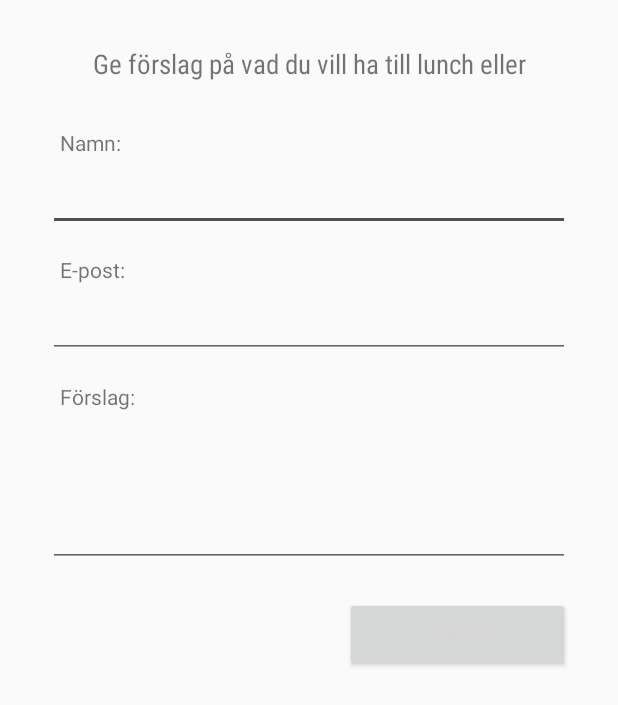
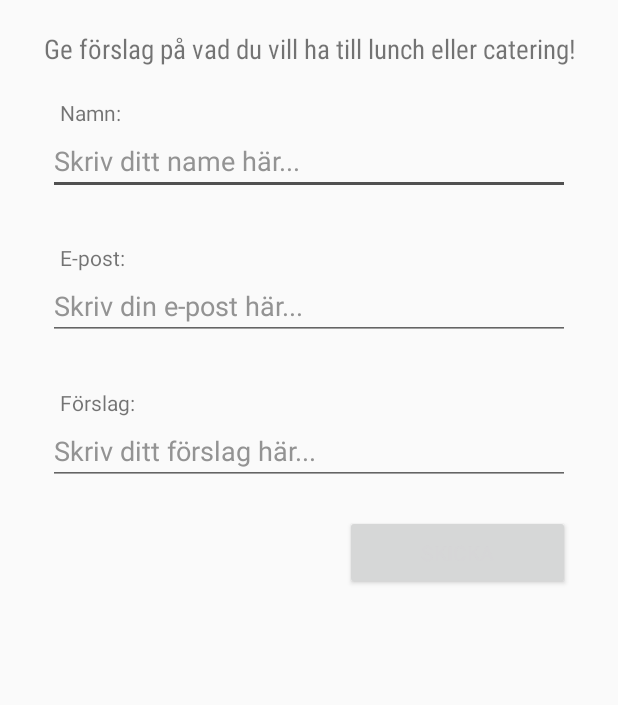
Before and after one commit to 92jonas/Matsedeln-Android, an Android app: the fragment ContactTabFragment shown on its own in the app's theme, after a tap on "SKICKA", on a phone screen of 412 x 824 dp. Shown: the top 705 px of the screen. Run offline under Robolectric (Android 15) with nearby library versions, the phone set to English and light mode, and no system bars; our stand-ins replace ButterKnife.

Commit message:
Email and edittext fixed. Also keyboard appearance

```diff
--- a/app/src/main/AndroidManifest.xml
+++ b/app/src/main/AndroidManifest.xml
@@ -17,7 +17,8 @@
         android:theme="@style/AppTheme">
         <activity
             android:name=".activities.MainActivity"
-            android:label="@string/app_name">
+            android:label="@string/app_name"
+            android:windowSoftInputMode="adjustPan">
             <intent-filter>
                 <action android:name="android.intent.action.MAIN" />
 
--- a/app/src/main/java/jonas/jacobsson/midgardensvardshus/matsedeln/fragments/ContactTabFragment.java
+++ b/app/src/main/java/jonas/jacobsson/midgardensvardshus/matsedeln/fragments/ContactTabFragment.java
@@ -1,17 +1,17 @@
 package jonas.jacobsson.midgardensvardshus.matsedeln.fragments;
 
+import android.content.Intent;
 import android.os.Bundle;
 import android.support.v4.app.Fragment;
 import android.view.LayoutInflater;
 import android.view.View;
 import android.view.ViewGroup;
 import android.widget.EditText;
-import android.widget.TextView;
+import android.widget.Toast;
 
 import butterknife.BindView;
 import butterknife.ButterKnife;
 import butterknife.OnClick;
-import butterknife.OnLongClick;
 import jonas.jacobsson.midgardensvardshus.matsedeln.R;
 
 /**
@@ -20,20 +20,13 @@
 
 public class ContactTabFragment extends Fragment {
 
-    @BindView(R.id.textView5)
-    TextView textView5;
-    @BindView(R.id.textView2)
-    TextView textView2;
-    @BindView(R.id.editText)
-    EditText editText;
-    @BindView(R.id.textView3)
-    TextView textView3;
-    @BindView(R.id.editText2)
-    EditText editText2;
-    @BindView(R.id.textView4)
-    TextView textView4;
-    @BindView(R.id.editText3)
-    EditText editText3;
+
+    @BindView(R.id.et_name)
+    EditText etName;
+    @BindView(R.id.et_email)
+    EditText etEmail;
+    @BindView(R.id.et_forslag)
+    EditText etText;
 
     @Override
     public View onCreateView(LayoutInflater inflater, ViewGroup container,
@@ -52,14 +45,18 @@
         super.onDestroyView();
     }
 
-    @OnClick(R.id.button2)
-    void onButton2Click() {
-        //TODO implement
+    @OnClick(R.id.btn_send)
+    void onSendClick() {
+        Intent i = new Intent(Intent.ACTION_SEND);
+        i.setType("message/rfc822");
+        i.putExtra(Intent.EXTRA_EMAIL, new String[]{"jacobsson_jonas@hotmail.com"});
+        i.putExtra(Intent.EXTRA_SUBJECT, "APP: Matförslag");
+        i.putExtra(Intent.EXTRA_TEXT, etText.getText().toString());
+        try {
+            startActivity(Intent.createChooser(i, "Send mail..."));
+        } catch (android.content.ActivityNotFoundException ex) {
+            Toast.makeText(getContext(), "There are no email clients installed.", Toast.LENGTH_SHORT).show();
+        }
     }
 
-    @OnLongClick(R.id.button2)
-    boolean onButton2LongClick() {
-        //TODO implement
-        return true;
-    }
 }
--- a/app/src/main/res/jonas/jacobsson/midgardensvardshus/matsedeln/ActivityContactFragment.java
+++ /dev/null
@@ -1,48 +0,0 @@
-package jonas.jacobsson.midgardensvardshus.matsedeln;
-
-import android.support.v4.app.Fragment;
-import android.view.View;
-import android.view.LayoutInflater;
-import android.view.ViewGroup;
-import android.os.Bundle;
-import android.widget.TextView;
-import android.widget.EditText;
-import android.widget.Button;
-
-public class ActivityContactFragment extends Fragment  {
-
-    @Bind(R.id.textView5) TextView textView5;
-    @Bind(R.id.textView2) TextView textView2;
-    @Bind(R.id.editText) EditText editText;
-    @Bind(R.id.textView3) TextView textView3;
-    @Bind(R.id.editText2) EditText editText2;
-    @Bind(R.id.textView4) TextView textView4;
-    @Bind(R.id.editText3) EditText editText3;
-
-    @Override
-    public View onCreateView(LayoutInflater inflater, ViewGroup container,
-                             Bundle savedInstanceState) {
-        return inflater.inflate(R.layout.activity_contact, null);
-    }
-
-    @Override
-    public void onViewCreated(View view, Bundle savedInstanceState) {
-        super.onViewCreated(view, savedInstanceState);
-        ButterKnife.bind(this, view);
-    }
-
-    @Override
-    public void onDestroyView() {
-        super.onDestroyView();
-        ButterKnife.unbind(this);
-    }
-
-    @OnClick(R.id.button2) void onButton2Click() {
-        //TODO implement
-    }
-
-    @OnLongClick(R.id.button2) boolean onButton2LongClick() {
-        //TODO implement
-        return true;
-    }
-}
--- a/app/src/main/res/layout/activity_contact.xml
+++ b/app/src/main/res/layout/activity_contact.xml
@@ -23,7 +23,7 @@
                 android:layout_height="25dp"
                 android:layout_alignParentTop="true"
                 android:layout_centerHorizontal="true"
-                android:layout_margin="30dp"
+                android:layout_margin="20dp"
                 android:fontFamily="sans-serif-condensed"
                 android:text="Ge förslag på vad du vill ha till lunch eller catering!"
                 android:textAlignment="center"
@@ -39,44 +39,46 @@
                 android:text="Namn:" />
 
             <EditText
-                android:id="@+id/editText"
+                android:id="@+id/et_name"
                 android:layout_width="match_parent"
                 android:layout_height="wrap_content"
                 android:layout_alignParentStart="true"
                 android:layout_below="@+id/textView2"
-                android:layout_marginBottom="16dp"
+                android:layout_marginBottom="32dp"
                 android:layout_marginEnd="32dp"
                 android:layout_marginLeft="32dp"
                 android:layout_marginRight="32dp"
                 android:layout_marginStart="32dp"
-                android:layout_marginTop="4dp"
                 android:ems="10"
                 android:inputType="textPersonName|textCapWords"
-                android:windowSoftInputMode="stateAlwaysHidden" />
+                android:windowSoftInputMode="stateAlwaysHidden"
+                android:hint="Skriv ditt name här..."
+                android:textColorHint="@color/otherDayText" />
 
             <TextView
                 android:id="@+id/textView3"
                 android:layout_width="wrap_content"
                 android:layout_height="wrap_content"
                 android:layout_alignStart="@+id/textView2"
-                android:layout_below="@+id/editText"
+                android:layout_below="@+id/et_name"
                 android:text="E-post:" />
 
             <EditText
-                android:id="@+id/editText2"
+                android:id="@+id/et_email"
                 android:layout_width="match_parent"
                 android:layout_height="wrap_content"
                 android:layout_alignParentStart="true"
                 android:layout_below="@+id/textView3"
-                android:layout_marginBottom="16dp"
+                android:layout_marginBottom="32dp"
                 android:layout_marginEnd="32dp"
                 android:layout_marginLeft="32dp"
                 android:layout_marginRight="32dp"
                 android:layout_marginStart="32dp"
-                android:layout_marginTop="4dp"
                 android:ems="10"
                 android:inputType="textEmailAddress"
-                android:windowSoftInputMode="stateAlwaysHidden" />
+                android:windowSoftInputMode="stateAlwaysHidden"
+                android:hint="Skriv din e-post här..."
+                android:textColorHint="@color/otherDayText" />
 
             <TextView
                 android:id="@+id/textView4"
@@ -84,29 +86,30 @@
                 android:layout_height="wrap_content"
                 android:layout_alignLeft="@+id/textView3"
                 android:layout_alignStart="@+id/textView3"
-                android:layout_below="@+id/editText2"
+                android:layout_below="@+id/et_email"
                 android:text="Förslag:" />
 
             <EditText
-                android:id="@+id/editText3"
+                android:id="@+id/et_forslag"
                 android:layout_width="match_parent"
-                android:layout_height="100dp"
+                android:layout_height="wrap_content"
                 android:layout_below="@+id/textView4"
                 android:layout_marginEnd="32dp"
                 android:layout_marginLeft="32dp"
                 android:layout_marginRight="32dp"
                 android:layout_marginStart="32dp"
-                android:layout_marginTop="4dp"
                 android:ems="10"
-                android:inputType="textAutoComplete|textCapSentences"
-                android:windowSoftInputMode="stateAlwaysHidden" />
+                android:inputType="textAutoComplete|textCapSentences|textMultiLine"
+                android:windowSoftInputMode="stateAlwaysHidden"
+                android:hint="Skriv ditt förslag här..."
+                android:textColorHint="@color/otherDayText" />
 
             <Button
-                android:id="@+id/button2"
+                android:id="@+id/btn_send"
                 android:layout_width="150dp"
                 android:layout_height="50dp"
-                android:layout_alignEnd="@+id/editText3"
-                android:layout_below="@+id/editText3"
+                android:layout_alignEnd="@+id/et_forslag"
+                android:layout_below="@+id/et_forslag"
                 android:layout_marginTop="20dp"
                 android:text="Skicka" />
 
```
Also changed, not shown: 1 other file.
